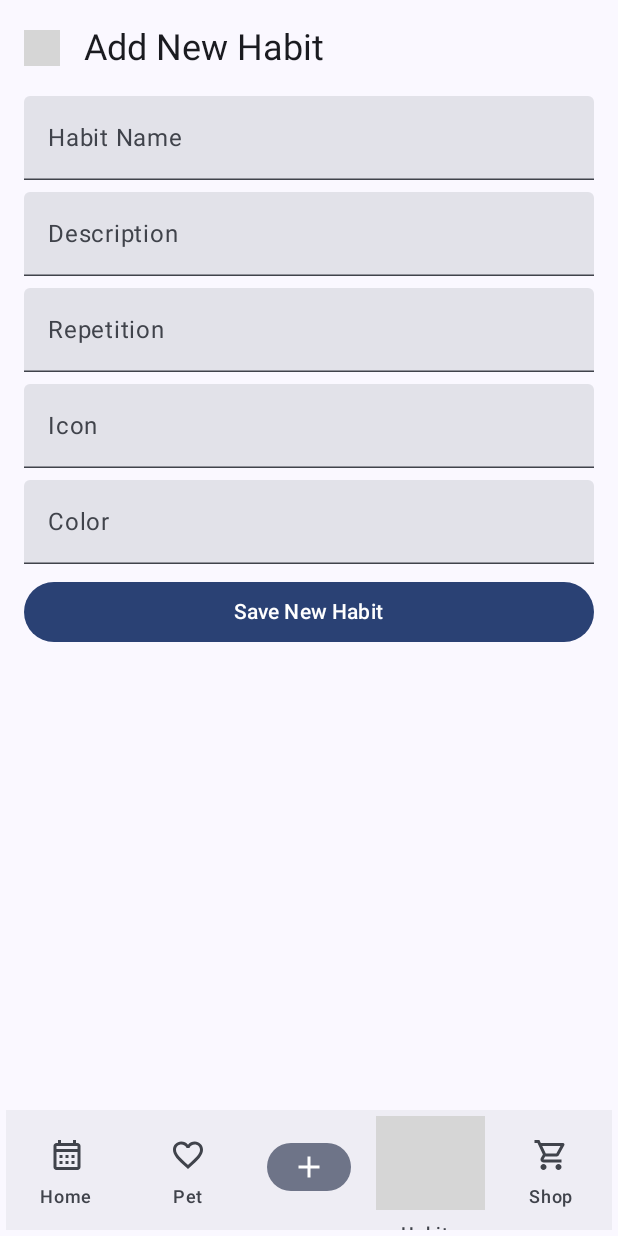
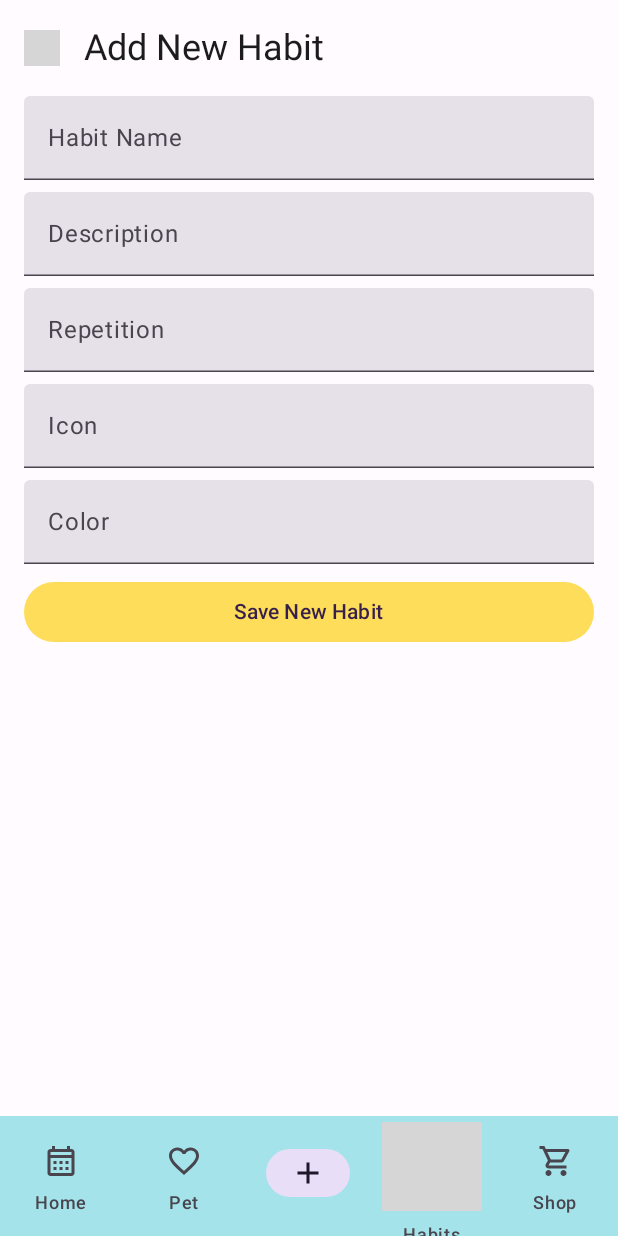
Before and after one commit to Alyra07/HabiPet-CCL3, an Android app built with Jetpack Compose: the screen it shows after launch (MainActivity), item 3 of the bottom bar chosen, on a phone screen of 412 x 824 dp. Run offline under Robolectric (Android 15) with nearby library versions, the light colour scheme and no system bars; our stand-ins replace Room's generated code; grey boxes are pictures that could not be loaded.

Commit message:
primary color palette added for Theme.kt

```diff
--- a/app/src/main/java/at/ccl3/habipet/components/BottomNavBar.kt
+++ b/app/src/main/java/at/ccl3/habipet/components/BottomNavBar.kt
@@ -27,7 +27,6 @@ fun BottomNavBar(navController: NavController) {
     BottomAppBar(
         containerColor = MaterialTheme.colorScheme.surfaceContainer,
         contentColor = MaterialTheme.colorScheme.primary,
-        modifier = Modifier.padding(4.dp)
     ) {
         NavigationBar {
             val currentDestination by navController.currentBackStackEntryAsState()
@@ -55,7 +54,8 @@ fun BottomNavBar(navController: NavController) {
                     },
                     label = { if (!item.isSpecial) { Text(text = item.label) } },
                     selected = isSelected,
-                    onClick = { navController.navigate(item.route) }
+                    onClick = { navController.navigate(item.route) },
+                    modifier = Modifier.padding(4.dp)
                 )
             }
         }
--- a/app/src/main/java/at/ccl3/habipet/components/HabitListItem.kt
+++ b/app/src/main/java/at/ccl3/habipet/components/HabitListItem.kt
@@ -22,7 +22,11 @@ fun HabitListItem(habit: Habit, onClick: () -> Unit) {
             .fillMaxWidth()
             .padding(vertical = 8.dp)
             .clickable { onClick() }, // handle navigation to HabitDetailsView
-        elevation = CardDefaults.cardElevation(defaultElevation = 4.dp)
+        elevation = CardDefaults.cardElevation(defaultElevation = 4.dp),
+        colors = CardDefaults.cardColors(
+            containerColor = MaterialTheme.colorScheme.surface,
+            contentColor = MaterialTheme.colorScheme.onSurface
+        )
     ) {
         Column(modifier = Modifier.padding(16.dp)) {
             Text(text = habit.name, style = MaterialTheme.typography.titleLarge)
--- a/app/src/main/java/at/ccl3/habipet/routes/AddHabitScreen.kt
+++ b/app/src/main/java/at/ccl3/habipet/routes/AddHabitScreen.kt
@@ -8,6 +8,8 @@ import androidx.compose.foundation.layout.fillMaxWidth
 import androidx.compose.foundation.layout.padding
 import androidx.compose.foundation.lazy.LazyColumn
 import androidx.compose.material3.Button
+import androidx.compose.material3.ButtonDefaults
+import androidx.compose.material3.MaterialTheme
 import androidx.compose.material3.Text
 import androidx.compose.material3.TextField
 import androidx.compose.runtime.Composable
@@ -100,7 +102,11 @@ fun AddHabitScreen(navController: NavController, viewModel: HabitViewModel) {
                             Log.d("AddHabitScreen", "Name, description, or repetition is empty")
                         }
                     },
-                    modifier = Modifier.fillMaxWidth()
+                    modifier = Modifier.fillMaxWidth(),
+                    colors = ButtonDefaults.buttonColors(
+                        containerColor = MaterialTheme.colorScheme.primary,
+                        contentColor = MaterialTheme.colorScheme.onPrimary
+                    )
                 ) {
                     Text("Save New Habit")
                 }
--- a/app/src/main/java/at/ccl3/habipet/ui/theme/Color.kt
+++ b/app/src/main/java/at/ccl3/habipet/ui/theme/Color.kt
@@ -2,10 +2,17 @@ package at.ccl3.habipet.ui.theme
 
 import androidx.compose.ui.graphics.Color
 
-val Purple80 = Color(0xFFD0BCFF)
-val PurpleGrey80 = Color(0xFFCCC2DC)
-val Pink80 = Color(0xFFEFB8C8)
+// Primary color palette
+val PrimaryYellow = Color(0xFFFEDD5A)
+val SecondaryBlue = Color(0xFF9CCEFF)
+val WhaleBlue = Color(0xFFA4E3E9)
+val PastelBlue = Color(0xFFC0D6FA)
+val AccentLilac = Color(0xFFDBC1FF)
+val AccentBeige = Color(0xFFF9FDFD)
+val BackgroundBeige = Color(0xFFD2D3C5)
 
-val Purple40 = Color(0xFF6650a4)
-val PurpleGrey40 = Color(0xFF625b71)
-val Pink40 = Color(0xFF7D5260)
+// Other accent colors
+val PaleGray = Color(0xFFE6E3F5)
+val SmokeyGray = Color(0xFFB9BCC3)
+val PastelRed = Color(0xFFFF92AF)
+val DarkPurple = Color(0xFF361F4A)
--- a/app/src/main/java/at/ccl3/habipet/ui/theme/Theme.kt
+++ b/app/src/main/java/at/ccl3/habipet/ui/theme/Theme.kt
@@ -1,54 +1,41 @@
 package at.ccl3.habipet.ui.theme
 
-import android.os.Build
 import androidx.compose.foundation.isSystemInDarkTheme
 import androidx.compose.material3.MaterialTheme
 import androidx.compose.material3.darkColorScheme
-import androidx.compose.material3.dynamicDarkColorScheme
-import androidx.compose.material3.dynamicLightColorScheme
 import androidx.compose.material3.lightColorScheme
 import androidx.compose.runtime.Composable
 import androidx.compose.ui.graphics.Color
-import androidx.compose.ui.platform.LocalContext
+
 
 private val DarkColorScheme = darkColorScheme(
-    primary = Purple80,
-    secondary = PurpleGrey80,
-    tertiary = Pink80
+    primary = PrimaryYellow,
+    secondary = SecondaryBlue,
+    tertiary = AccentLilac,
 )
 
 private val LightColorScheme = lightColorScheme(
-    primary = Purple40,
-    secondary = PurpleGrey40,
-    tertiary = Pink40,
+    primary = PrimaryYellow,
+    secondary = SecondaryBlue,
+    tertiary = AccentLilac,
 
     // Other default colors to override
     background = Color(0xFFFFFBFE),
     onBackground = Color(0xFF1C1B1F),
-    // surfaceContainer = Color.LightGray,
-    surface = Color(0xFFFFFBFE),
+    surfaceContainer = WhaleBlue, // NavBar color
+    surface = PaleGray, // Card color (HabitListItem)
     onSurface = Color(0xFF1C1B1F),
-    onPrimary = Color.White,
-    onSecondary = Color.White,
-    onTertiary = Color.White,
+    onPrimary = DarkPurple,
+    onSecondary = DarkPurple,
+    onTertiary = DarkPurple,
 )
 
 @Composable
 fun HabiPetTheme(
     darkTheme: Boolean = isSystemInDarkTheme(),
-    // Dynamic color is available on Android 12+
-    dynamicColor: Boolean = true,
     content: @Composable () -> Unit
 ) {
-    val colorScheme = when {
-        dynamicColor && Build.VERSION.SDK_INT >= Build.VERSION_CODES.S -> {
-            val context = LocalContext.current
-            if (darkTheme) dynamicDarkColorScheme(context) else dynamicLightColorScheme(context)
-        }
-
-        darkTheme -> DarkColorScheme
-        else -> LightColorScheme
-    }
+    val colorScheme = if (darkTheme) DarkColorScheme else LightColorScheme
 
     MaterialTheme(
         colorScheme = colorScheme,
```
